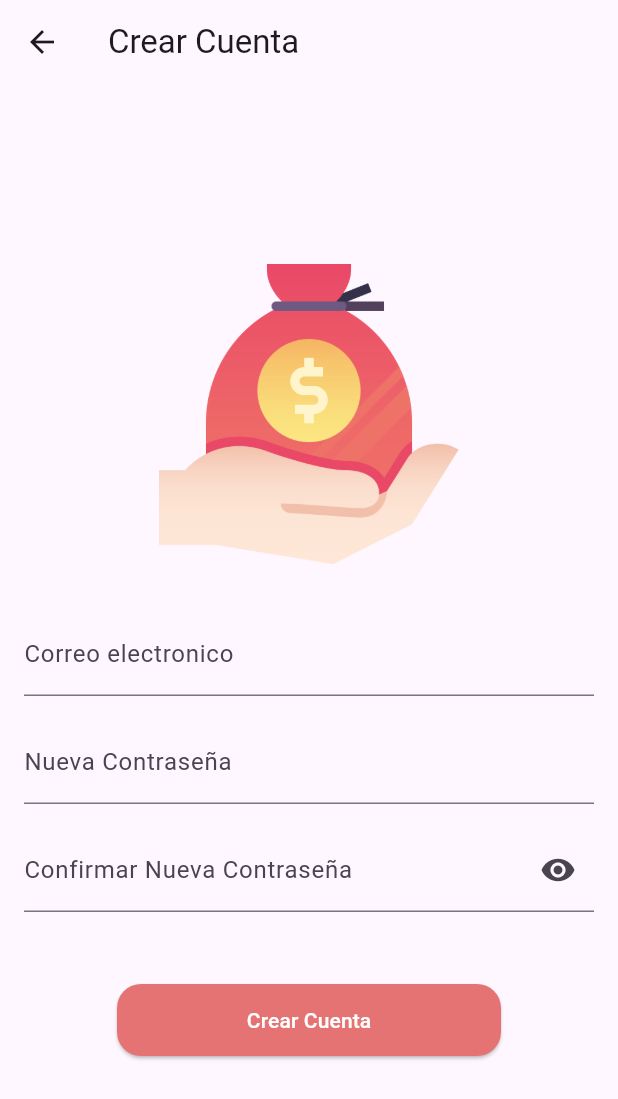
After one commit to idav0/flutter_actividad02, a Flutter app: the screen it shows after launch, after a tap on "Iniciar Sesión", after a tap on "¿No tienes cuenta?", on a phone screen of 412 x 824 dp. The commit adds this screen. Shown: the top 1099 px of the screen. Run offline on Flutter 3.47's test engine with Material 3 defaults, Android fonts, the light colour scheme and no system bars; our stand-ins replace firebase_auth, firebase_core; accounts and stored records are empty.

Commit message:
Commit for Exercise 03

```diff
--- a/lib/main.dart
+++ b/lib/main.dart
@@ -1,11 +1,19 @@
 import 'package:flutter/material.dart';
+import 'package:flutter_actividad1/modules/auth/screens/create_account.dart';
 import 'package:flutter_actividad1/modules/auth/screens/login.dart';
 import 'package:flutter_actividad1/modules/auth/screens/recoverpassword.dart';
 import 'package:flutter_actividad1/modules/auth/screens/recoverpasswordnew.dart';
 import 'package:flutter_actividad1/modules/auth/screens/recoverpasswordtoken.dart';
+import 'package:flutter_actividad1/modules/home/screens/profile.dart';
 import 'package:flutter_actividad1/widgets/splash_screen.dart';
+import 'package:firebase_core/firebase_core.dart';
+import 'firebase_options.dart';
 
-void main() {
+Future<void> main() async {
+  WidgetsFlutterBinding.ensureInitialized();
+  await Firebase.initializeApp(
+    options: DefaultFirebaseOptions.currentPlatform,
+  );
   runApp(const MainApp());
 }
 
@@ -23,6 +31,8 @@ class MainApp extends StatelessWidget {
         '/recoverpassword' : (context) => const Recoverpassword(),
         '/recoverpasswordtoken' : (context) => const Recoverpasswordtoken(),
         '/recoverpasswordnew' : (context) => const Recoverpasswordnew(),
+        '/createaccount' : (context) => const CreateAccount(),
+        '/profile' : (context) => const Profile(),
       },
     );
   }
--- /dev/null
+++ b/lib/modules/auth/screens/create_account.dart
@@ -0,0 +1,118 @@
+import 'package:firebase_auth/firebase_auth.dart';
+import 'package:flutter/material.dart';
+import 'package:flutter_actividad1/validation/validations.dart';
+
+class CreateAccount extends StatefulWidget {
+  const CreateAccount({super.key});
+
+  @override
+  State<CreateAccount> createState() => _CreateAccountState();
+}
+
+class _CreateAccountState extends State<CreateAccount> {
+  final GlobalKey<FormState> _formKey = GlobalKey<FormState>();
+  final TextEditingController _email = TextEditingController();
+  final TextEditingController _newPasswordController = TextEditingController();
+  final TextEditingController _newpasswordconfirmController =
+      TextEditingController();
+  bool _isObscure = true;
+  @override
+  Widget build(BuildContext context) {
+    return Scaffold(
+      appBar: AppBar(
+        title: const Text('Crear Cuenta'),
+      ),
+      body: Center(
+        child: Padding(
+          padding: const EdgeInsets.all(16.0),
+          child: Form(
+              key: _formKey,
+              child: Column(
+                mainAxisAlignment: MainAxisAlignment.center,
+                children: [
+                  Image.asset('assets/logo.png', width: 200, height: 200),
+                  const SizedBox(height: 32),
+                  TextFormField(
+                    validator: (value) => Validations.validateEmail(value),
+                    controller: _email,
+                    decoration: const InputDecoration(
+                      hintText: 'Correo electronico',
+                      labelText: 'Correo electronico',
+                    ),
+                    keyboardType: TextInputType.emailAddress,
+                  ),
+                  const SizedBox(
+                    height: 16,
+                  ),
+                  TextFormField(
+                    validator: (value) => Validations.validatePassword(value),
+                    controller: _newPasswordController,
+                    obscureText: _isObscure,
+                    decoration: const InputDecoration(
+                      hintText: 'Nueva Contraseña',
+                      label: Text('Nueva Contraseña'),
+                    ),
+                    keyboardType: TextInputType.emailAddress,
+                  ),
+                  const SizedBox(height: 16),
+                  TextFormField(
+                    controller: _newpasswordconfirmController,
+                    validator: (value) => Validations.validatePasswordConfirm(
+                        value, _newPasswordController.text),
+                    obscureText: _isObscure,
+                    decoration: InputDecoration(
+                      hintText: 'Confirmar Nueva Contraseña',
+                      label: const Text('Confirmar Nueva Contraseña'),
+                      suffixIcon: IconButton(
+                        icon: Icon(_isObscure
+                            ? Icons.visibility
+                            : Icons.visibility_off),
+                        onPressed: () {
+                          setState(() {
+                            _isObscure = !_isObscure;
+                          });
+                        },
+                      ),
+                    ),
+                  ),
+                  const SizedBox(
+                    height: 48,
+                  ),
+                  SizedBox(
+                      width: 256,
+                      height: 48,
+                      child: ElevatedButton(
+                          onPressed: () async {
+                            print('entro');
+                            if (_formKey.currentState!.validate()) {
+                              try {
+                                final credential = await FirebaseAuth.instance
+                                    .createUserWithEmailAndPassword(
+                                        email: _email.text,
+                                        password: _newPasswordController.text);
+                                print(credential.user);
+                              } on FirebaseAuthException catch (e) {
+                                if (e.code == 'user-not-found') {
+                                  print('No user found for that email.');
+                                } else if (e.code == 'wrong-password') {
+                                  print(
+                                      'Wrong password provided for that user.');
+                                }
+                              }
+                            }
+                          },
+                          style: OutlinedButton.styleFrom(
+                            foregroundColor: Colors.white,
+                            backgroundColor: Colors.red[300],
+                            shape: RoundedRectangleBorder(
+                              borderRadius: BorderRadius.circular(16),
+                            ),
+                          ),
+                          child: const Text('Crear Cuenta'))),
+                ],
+              )),
+        ),
+      ),
+    );
+  }
+}
--- a/lib/modules/auth/screens/login.dart
+++ b/lib/modules/auth/screens/login.dart
@@ -1,3 +1,4 @@
+import 'package:firebase_auth/firebase_auth.dart';
 import 'package:flutter/material.dart';
 import 'package:flutter_actividad1/validation/validations.dart';
 
@@ -60,9 +61,21 @@ class _LoginState extends State<Login> {
                   height: 48,
                   width: 256,
                   child: ElevatedButton(
-                    onPressed: () {
+                    onPressed: () async {
                       if (_formKey.currentState!.validate()) {
-                        print('Iniciar Sesión');
+                        try {
+                          final credential = await FirebaseAuth.instance
+                              .signInWithEmailAndPassword(
+                                  email: _emailController.text,
+                                  password: _passwordController.text);
+                          print(credential);
+                        } on FirebaseAuthException catch (e) {
+                          if (e.code == 'user-not-found') {
+                            print('No user found for that email.');
+                          } else if (e.code == 'wrong-password') {
+                            print('Wrong password provided for that user.');
+                          }
+                        }
                       }
                     },
                     style: OutlinedButton.styleFrom(
@@ -80,12 +93,20 @@ class _LoginState extends State<Login> {
                     padding: const EdgeInsets.all(32.0),
                     child: InkWell(
                       onTap: () {
+                        Navigator.pushNamed(context, '/createaccount');
+                      },
+                      child: const Text('¿No tienes cuenta?', style: TextStyle( decoration: TextDecoration.underline)),
+                    ),
+                  ),
+                ),
+                SizedBox(
+                    child: InkWell(
+                      onTap: () {
                         Navigator.pushNamed(context, '/recoverpassword');
                       },
                       child: const Text('¿Olvidaste tu contraseña?', style: TextStyle( decoration: TextDecoration.underline)),
                     ),
                   ),
-                ),
               ],
             ),
           ),
--- a/lib/validation/validations.dart
+++ b/lib/validation/validations.dart
@@ -17,9 +17,6 @@ class Validations {
       return 'Por favor, ingrese su contraseña';
     }
 
-    if (value.length < 8) {
-      return 'La contraseña debe tener al menos 8 caracteres';
-    }
 
     return null;
   }
@@ -45,6 +42,10 @@ class Validations {
       return 'Las contraseñas no coinciden';
     }
 
+    if (value.length < 6) {
+      return 'La contraseña debe tener al menos 6 caracteres';
+    }
+
     return null;
   }
 }
--- a/lib/widgets/splash_screen.dart
+++ b/lib/widgets/splash_screen.dart
@@ -1,3 +1,4 @@
+import 'package:firebase_auth/firebase_auth.dart';
 import 'package:flutter/material.dart';
 
 class SplashScreen extends StatefulWidget {
@@ -12,8 +13,14 @@ class _SplashScreenState extends State<SplashScreen> {
   @override
   void initState() {
     super.initState();
-    Future.delayed(const Duration(seconds: 2), (){
-      Navigator.pushReplacementNamed(context, '/login');
+    Future.delayed(const Duration(seconds: 2), () {
+      FirebaseAuth.instance.authStateChanges().listen((User? user) {
+        if (user != null) {
+          Navigator.pushReplacementNamed(context, '/profile');
+        } else {
+          Navigator.pushReplacementNamed(context, '/login');
+        }
+      });
     });
   }
   @override
--- a/pubspec.yaml
+++ b/pubspec.yaml
@@ -9,6 +9,8 @@ environment:
 dependencies:
   flutter:
     sdk: flutter
+  firebase_core: ^3.6.0
+  firebase_auth: ^5.3.1
 
 dev_dependencies:
   flutter_test:
```
Also changed, not shown: lib/modules/home/screens/profile.dart (added, +24 -0 lines), firebase.json (added), lib/firebase_options.dart (added), pubspec.lock, 18 other files.
